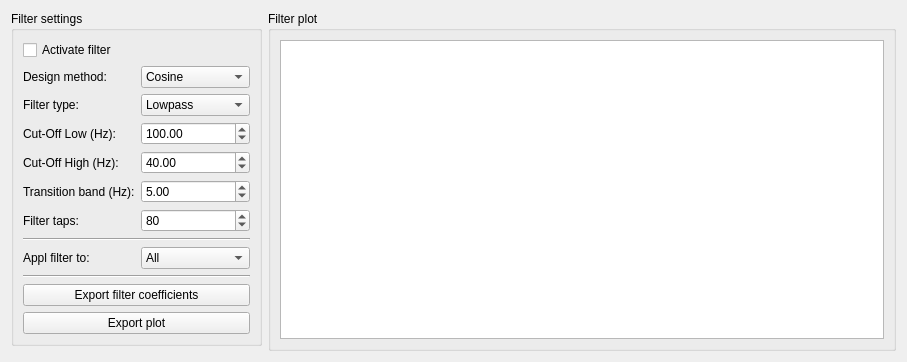
First picture: the form in MNE/disp/filterwindowwidget.ui, repository mne-tools/mne-cpp, before the edit.
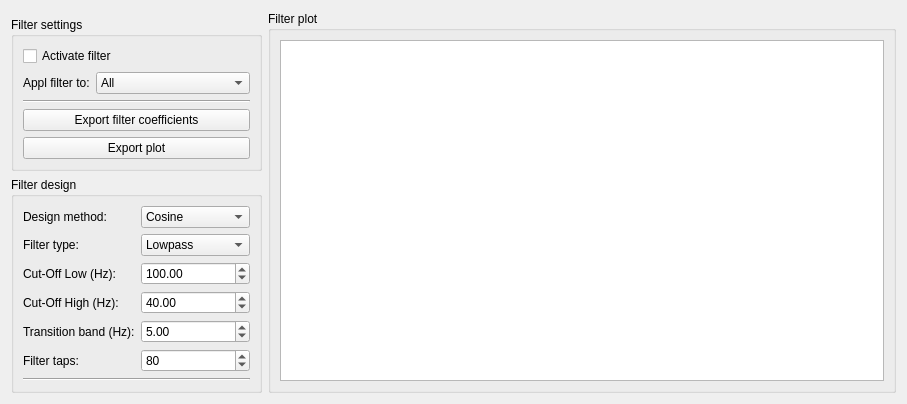
Second picture: the form after the edit.

Commit message: - add load filter class to MNE/utils

```diff
--- a/MNE/disp/filterwindowwidget.ui
+++ b/MNE/disp/filterwindowwidget.ui
@@ -22,8 +22,8 @@
      <property name="topMargin">
       <number>0</number>
      </property>
-     <item row="0" column="0">
-      <widget class="QGroupBox" name="m_groupBox_filterSettings">
+     <item row="2" column="0">
+      <widget class="QGroupBox" name="m_groupBox_filterDesign">
        <property name="sizePolicy">
         <sizepolicy hsizetype="Fixed" vsizetype="Fixed">
          <horstretch>0</horstretch>
@@ -43,10 +43,10 @@
         </size>
        </property>
        <property name="title">
-        <string>Filter settings</string>
+        <string>Filter design</string>
        </property>
        <layout class="QGridLayout" name="gridLayout">
-        <item row="0" column="0">
+        <item row="1" column="0">
          <layout class="QGridLayout" name="gridLayout_3">
           <property name="leftMargin">
            <number>0</number>
@@ -60,20 +60,6 @@
           <property name="verticalSpacing">
            <number>6</number>
           </property>
-          <item row="6" column="0">
-           <widget class="QLabel" name="m_label_filterTaps">
-            <property name="text">
-             <string>Filter taps:</string>
-            </property>
-           </widget>
-          </item>
-          <item row="5" column="0">
-           <widget class="QLabel" name="m_label_transitionBand">
-            <property name="text">
-             <string>Transition band (Hz):</string>
-            </property>
-           </widget>
-          </item>
           <item row="4" column="1">
            <widget class="QDoubleSpinBox" name="m_doubleSpinBox_highpass">
             <property name="maximum">
@@ -100,6 +86,27 @@
             </property>
            </widget>
           </item>
+          <item row="5" column="0">
+           <widget class="QLabel" name="m_label_transitionBand">
+            <property name="text">
+             <string>Transition band (Hz):</string>
+            </property>
+           </widget>
+          </item>
+          <item row="6" column="0">
+           <widget class="QLabel" name="m_label_filterTaps">
+            <property name="text">
+             <string>Filter taps:</string>
+            </property>
+           </widget>
+          </item>
+          <item row="2" column="0">
+           <widget class="QLabel" name="m_label_filterType">
+            <property name="text">
+             <string>Filter type:</string>
+            </property>
+           </widget>
+          </item>
           <item row="2" column="1">
            <widget class="QComboBox" name="m_comboBox_filterType">
             <property name="sizePolicy">
@@ -138,24 +145,10 @@
             </property>
            </widget>
           </item>
-          <item row="2" column="0">
-           <widget class="QLabel" name="m_label_filterType">
+          <item row="4" column="0">
+           <widget class="QLabel" name="m_label_highpass">
             <property name="text">
-             <string>Filter type:</string>
-            </property>
-           </widget>
-          </item>
-          <item row="9" column="0" colspan="2">
-           <widget class="Line" name="line_2">
-            <property name="orientation">
-             <enum>Qt::Horizontal</enum>
-            </property>
-           </widget>
-          </item>
-          <item row="10" column="0" colspan="2">
-           <widget class="QPushButton" name="m_pushButton_exportFilter">
-            <property name="text">
-             <string>Export filter coefficients</string>
+             <string>Cut-Off High (Hz):</string>
             </property>
            </widget>
           </item>
@@ -172,34 +165,6 @@
             </property>
            </widget>
           </item>
-          <item row="11" column="0" colspan="2">
-           <widget class="QPushButton" name="m_pushButton_exportPlot">
-            <property name="text">
-             <string>Export plot</string>
-            </property>
-           </widget>
-          </item>
-          <item row="4" column="0">
-           <widget class="QLabel" name="m_label_highpass">
-            <property name="text">
-             <string>Cut-Off High (Hz):</string>
-            </property>
-           </widget>
-          </item>
-          <item row="7" column="0" colspan="2">
-           <widget class="Line" name="line">
-            <property name="orientation">
-             <enum>Qt::Horizontal</enum>
-            </property>
-           </widget>
-          </item>
-          <item row="0" column="0" colspan="2">
-           <widget class="QCheckBox" name="m_checkBox_activateFilter">
-            <property name="text">
-             <string>Activate filter</string>
-            </property>
-           </widget>
-          </item>
           <item row="1" column="1">
            <widget class="QComboBox" name="m_comboBox_designMethod">
             <item>
@@ -228,44 +193,10 @@
             </property>
            </widget>
           </item>
-          <item row="8" column="1">
-           <widget class="QComboBox" name="m_comboBox_filterApplyTo">
-            <item>
-             <property name="text">
-              <string>All</string>
-             </property>
-            </item>
-            <item>
-             <property name="text">
-              <string>MEG</string>
-             </property>
-            </item>
-            <item>
-             <property name="text">
-              <string>EEG</string>
-             </property>
-            </item>
-            <item>
-             <property name="text">
-              <string>ECG</string>
-             </property>
-            </item>
-            <item>
-             <property name="text">
-              <string>EOG</string>
-             </property>
-            </item>
-            <item>
-             <property name="text">
-              <string>EMG</string>
-             </property>
-            </item>
-           </widget>
-          </item>
-          <item row="8" column="0">
-           <widget class="QLabel" name="m_label_applyFilterTo">
-            <property name="text">
-             <string>Appl filter to:</string>
+          <item row="7" column="0" rowspan="4" colspan="2">
+           <widget class="Line" name="line_2">
+            <property name="orientation">
+             <enum>Qt::Horizontal</enum>
             </property>
            </widget>
           </item>
@@ -274,20 +205,7 @@
        </layout>
       </widget>
      </item>
-     <item row="1" column="0">
-      <spacer name="verticalSpacer">
-       <property name="orientation">
-        <enum>Qt::Vertical</enum>
-       </property>
-       <property name="sizeHint" stdset="0">
-        <size>
-         <width>20</width>
-         <height>40</height>
-        </size>
-       </property>
-      </spacer>
-     </item>
-     <item row="0" column="1" rowspan="2">
+     <item row="0" column="1" rowspan="4">
       <widget class="QGroupBox" name="m_groupBox_filterPlot">
        <property name="sizePolicy">
         <sizepolicy hsizetype="Expanding" vsizetype="Expanding">
@@ -330,6 +248,97 @@
        </layout>
       </widget>
      </item>
+     <item row="3" column="0">
+      <spacer name="verticalSpacer">
+       <property name="orientation">
+        <enum>Qt::Vertical</enum>
+       </property>
+       <property name="sizeHint" stdset="0">
+        <size>
+         <width>20</width>
+         <height>40</height>
+        </size>
+       </property>
+      </spacer>
+     </item>
+     <item row="1" column="0">
+      <widget class="QGroupBox" name="m_groupBox_filterSettings_2">
+       <property name="title">
+        <string>Filter settings</string>
+       </property>
+       <layout class="QFormLayout" name="formLayout">
+        <item row="1" column="0">
+         <widget class="QLabel" name="m_label_applyFilterTo">
+          <property name="text">
+           <string>Appl filter to:</string>
+          </property>
+         </widget>
+        </item>
+        <item row="1" column="1">
+         <widget class="QComboBox" name="m_comboBox_filterApplyTo">
+          <item>
+           <property name="text">
+            <string>All</string>
+           </property>
+          </item>
+          <item>
+           <property name="text">
+            <string>MEG</string>
+           </property>
+          </item>
+          <item>
+           <property name="text">
+            <string>EEG</string>
+           </property>
+          </item>
+          <item>
+           <property name="text">
+            <string>ECG</string>
+           </property>
+          </item>
+          <item>
+           <property name="text">
+            <string>EOG</string>
+           </property>
+          </item>
+          <item>
+           <property name="text">
+            <string>EMG</string>
+           </property>
+          </item>
+         </widget>
+        </item>
+        <item row="2" column="0" colspan="2">
+         <widget class="Line" name="line">
+          <property name="orientation">
+           <enum>Qt::Horizontal</enum>
+          </property>
+         </widget>
+        </item>
+        <item row="3" column="0" colspan="2">
+         <widget class="QPushButton" name="m_pushButton_exportFilter">
+          <property name="text">
+           <string>Export filter coefficients</string>
+          </property>
+         </widget>
+        </item>
+        <item row="4" column="0" colspan="2">
+         <widget class="QPushButton" name="m_pushButton_exportPlot">
+          <property name="text">
+           <string>Export plot</string>
+          </property>
+         </widget>
+        </item>
+        <item row="0" column="0" colspan="2">
+         <widget class="QCheckBox" name="m_checkBox_activateFilter">
+          <property name="text">
+           <string>Activate filter</string>
+          </property>
+         </widget>
+        </item>
+       </layout>
+      </widget>
+     </item>
     </layout>
    </item>
   </layout>
```
The commit also changes 6 other files.
